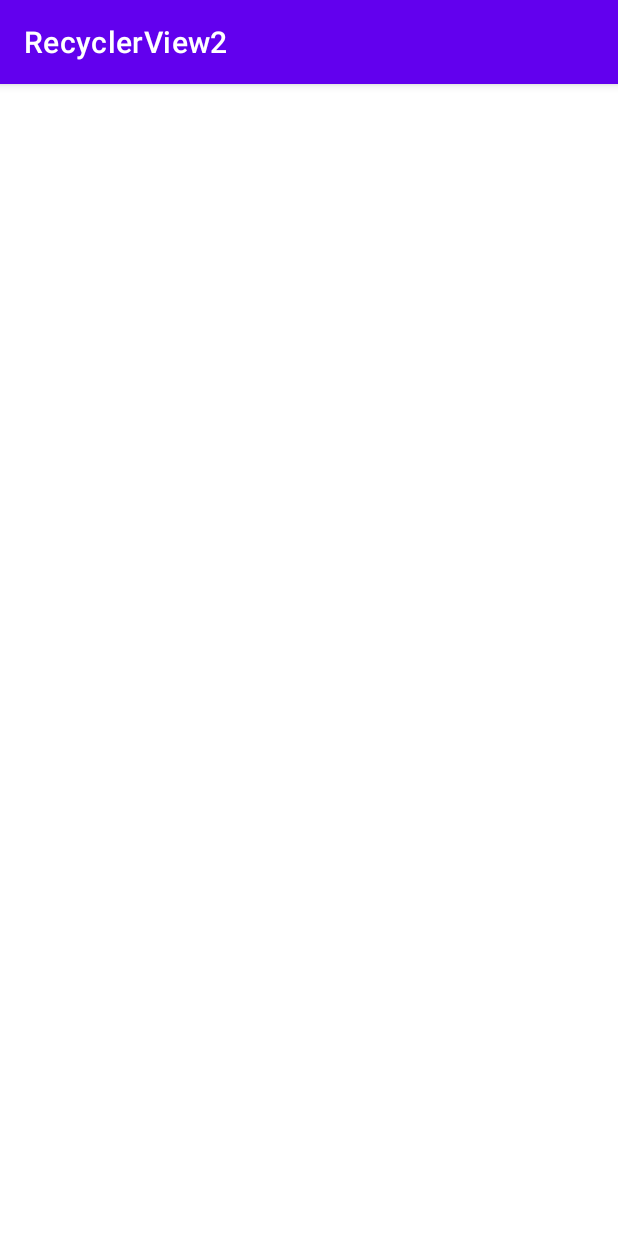
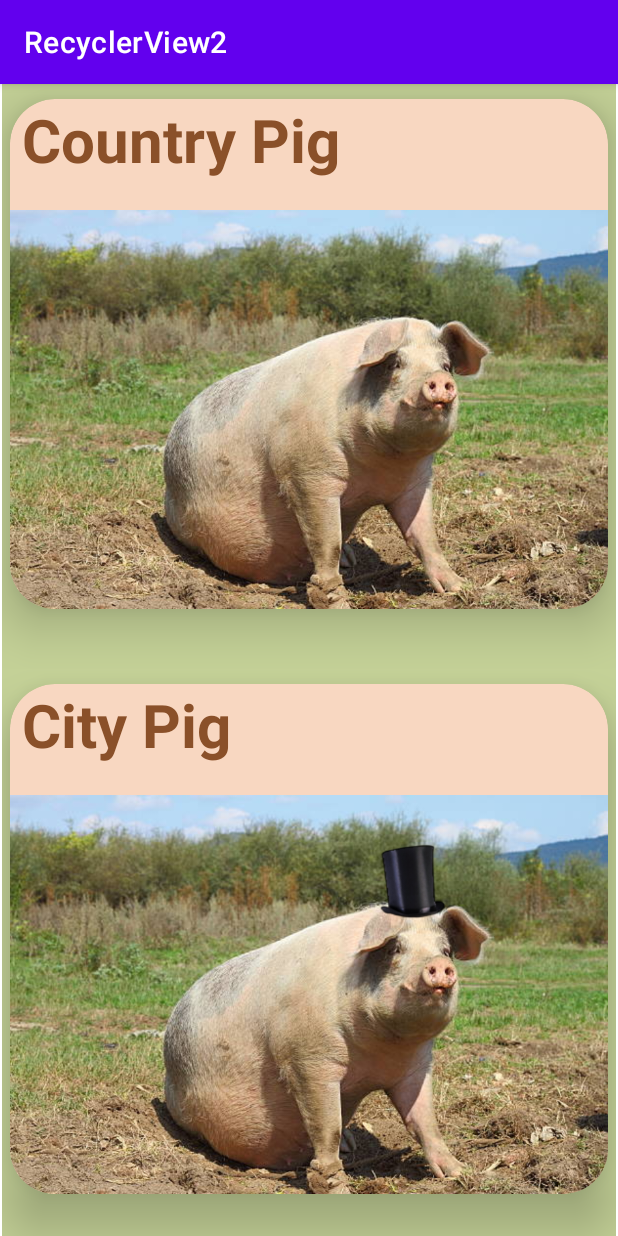
Before and after one commit to MegaBreadbox/RecyclerView2, an Android app: the screen it shows after launch (MainActivity), on a phone screen of 412 x 824 dp. Run offline under Robolectric (Android 15) with nearby library versions, the phone set to English and light mode, and no system bars.

Commit message:
Recycler view works now. Now time to clean stuff up

```diff
--- a/app/src/main/java/com/example/recyclerview2/MainActivity.java
+++ b/app/src/main/java/com/example/recyclerview2/MainActivity.java
@@ -1,6 +1,8 @@
 package com.example.recyclerview2;
 
 import androidx.appcompat.app.AppCompatActivity;
+import androidx.recyclerview.widget.LinearLayoutManager;
+import androidx.recyclerview.widget.RecyclerView;
 
 import android.os.Bundle;
 
@@ -18,7 +20,13 @@ public class MainActivity extends AppCompatActivity {
         super.onCreate(savedInstanceState);
         setContentView(R.layout.activity_main);
 
+        RecyclerView recyclerView = findViewById(R.id.mRecView);
+
         setupPig();
+
+        Pig_RecycleViewAdapter adapter = new Pig_RecycleViewAdapter(this, pigList);
+        recyclerView.setAdapter(adapter);
+        recyclerView.setLayoutManager(new LinearLayoutManager(this));
     }
 
     private void setupPig(){
--- a/app/src/main/res/layout/activity_main.xml
+++ b/app/src/main/res/layout/activity_main.xml
@@ -2,14 +2,14 @@
 <androidx.constraintlayout.widget.ConstraintLayout xmlns:android="http://schemas.android.com/apk/res/android"
     xmlns:app="http://schemas.android.com/apk/res-auto"
     xmlns:tools="http://schemas.android.com/tools"
-    android:id="@+id/mRecView"
     android:layout_width="match_parent"
     android:layout_height="match_parent"
     tools:context=".MainActivity">
 
     <androidx.recyclerview.widget.RecyclerView
+        android:id="@+id/mRecView"
         android:layout_width="409dp"
-        android:layout_height="729dp"
+        android:layout_height="wrap_content"
         app:layout_constraintBottom_toBottomOf="parent"
         app:layout_constraintEnd_toEndOf="parent"
         app:layout_constraintStart_toStartOf="parent"
--- a/app/src/main/res/layout/recycler_list.xml
+++ b/app/src/main/res/layout/recycler_list.xml
@@ -3,7 +3,8 @@
     xmlns:app="http://schemas.android.com/apk/res-auto"
     xmlns:tools="http://schemas.android.com/tools"
     android:layout_width="match_parent"
-    android:layout_height="match_parent">
+    android:layout_height="wrap_content"
+    android:background="@color/yellow_green">
 
     <androidx.cardview.widget.CardView
         android:layout_width="match_parent"
@@ -11,7 +12,7 @@
         android:layout_marginLeft="5dp"
         android:layout_marginTop="10dp"
         android:layout_marginRight="5dp"
-        android:layout_marginBottom="10dp"
+        android:layout_marginBottom="40dp"
         app:cardBackgroundColor="@color/biege"
         app:cardCornerRadius="30dp"
         app:cardElevation="20dp"
--- a/app/src/main/res/values/colors.xml
+++ b/app/src/main/res/values/colors.xml
@@ -9,5 +9,6 @@
     <color name="white">#FFFFFFFF</color>
     <color name="brown">#8A5029</color>
     <color name="biege">#F8D7C1</color>
+    <color name="yellow_green">#C4D197</color>
 
 </resources>
```
